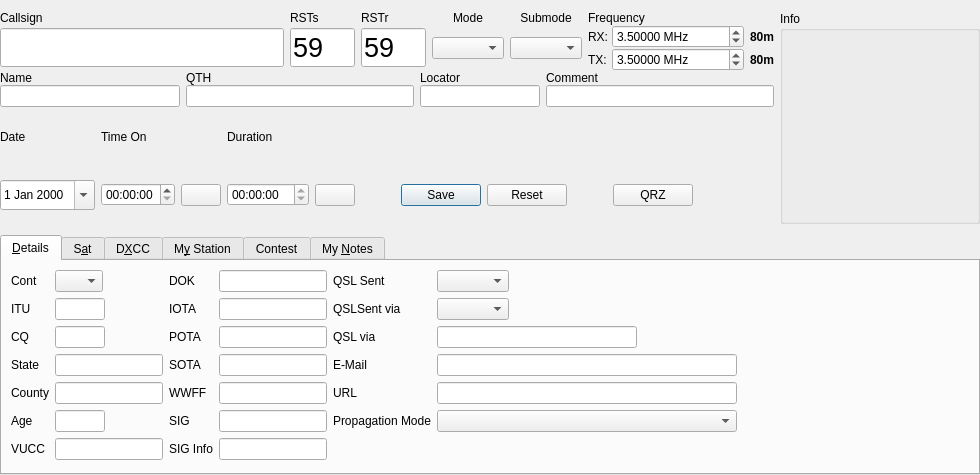
Above: ui/NewContactWidget.ui from k5mcd/QLog before the change. Below: the same form after it.
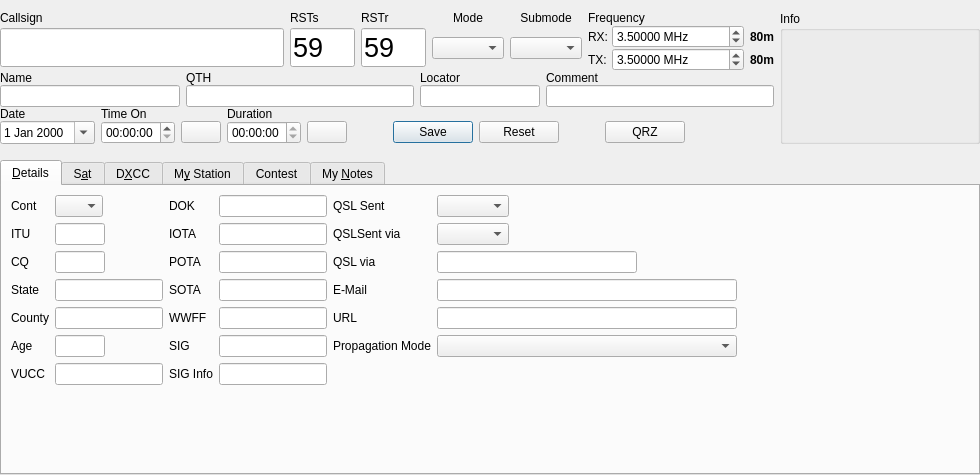
That is the form after the change. The open tabs and pages were chosen to show the change. Icons and pictures are not drawn. Custom widgets are drawn as their Qt base class.

Commit message: MainWindow Layout: Improved layout for large screens

Patch:
```diff
--- a/ui/NewContactWidget.ui
+++ b/ui/NewContactWidget.ui
@@ -532,6 +532,12 @@
          </item>
          <item row="0" column="0">
           <widget class="QLabel" name="dateLabel">
+           <property name="sizePolicy">
+            <sizepolicy hsizetype="Preferred" vsizetype="Fixed">
+             <horstretch>0</horstretch>
+             <verstretch>0</verstretch>
+            </sizepolicy>
+           </property>
            <property name="text">
             <string>Date</string>
            </property>
@@ -572,6 +578,12 @@
          </item>
          <item row="0" column="1">
           <widget class="QLabel" name="timeOnLabel">
+           <property name="sizePolicy">
+            <sizepolicy hsizetype="Preferred" vsizetype="Fixed">
+             <horstretch>0</horstretch>
+             <verstretch>0</verstretch>
+            </sizepolicy>
+           </property>
            <property name="text">
             <string>Time On</string>
            </property>
@@ -681,7 +693,7 @@
          <item row="1" column="3">
           <widget class="QStackedWidget" name="timeStackedWidget">
            <property name="sizePolicy">
-            <sizepolicy hsizetype="Minimum" vsizetype="Preferred">
+            <sizepolicy hsizetype="Fixed" vsizetype="Fixed">
              <horstretch>0</horstretch>
              <verstretch>0</verstretch>
             </sizepolicy>
@@ -752,6 +764,12 @@
              </property>
              <item>
               <widget class="QTimeEdit" name="timeDurationEdit">
+               <property name="sizePolicy">
+                <sizepolicy hsizetype="Fixed" vsizetype="Fixed">
+                 <horstretch>0</horstretch>
+                 <verstretch>0</verstretch>
+                </sizepolicy>
+               </property>
                <property name="focusPolicy">
                 <enum>Qt::NoFocus</enum>
                </property>
@@ -775,6 +793,12 @@
          </item>
          <item row="0" column="3">
           <widget class="QStackedWidget" name="timeLabelStackedWidget">
+           <property name="sizePolicy">
+            <sizepolicy hsizetype="Fixed" vsizetype="Fixed">
+             <horstretch>0</horstretch>
+             <verstretch>0</verstretch>
+            </sizepolicy>
+           </property>
            <property name="currentIndex">
             <number>0</number>
            </property>
@@ -823,6 +847,12 @@
              </property>
              <item>
               <widget class="QLabel" name="durationLabel">
+               <property name="sizePolicy">
+                <sizepolicy hsizetype="Fixed" vsizetype="Fixed">
+                 <horstretch>0</horstretch>
+                 <verstretch>0</verstretch>
+                </sizepolicy>
+               </property>
                <property name="text">
                 <string>Duration</string>
                </property>
@@ -838,6 +868,12 @@
      </item>
      <item>
       <widget class="QGroupBox" name="groupBox">
+       <property name="sizePolicy">
+        <sizepolicy hsizetype="Preferred" vsizetype="Preferred">
+         <horstretch>0</horstretch>
+         <verstretch>0</verstretch>
+        </sizepolicy>
+       </property>
        <property name="minimumSize">
         <size>
          <width>200</width>
@@ -1058,8 +1094,8 @@
      </property>
      <property name="sizeHint" stdset="0">
       <size>
-       <width>5</width>
-       <height>5</height>
+       <width>10</width>
+       <height>10</height>
       </size>
      </property>
     </spacer>
@@ -1067,7 +1103,7 @@
    <item>
     <widget class="QTabWidget" name="tabWidget_2">
      <property name="sizePolicy">
-      <sizepolicy hsizetype="Expanding" vsizetype="Minimum">
+      <sizepolicy hsizetype="Expanding" vsizetype="Expanding">
        <horstretch>0</horstretch>
        <verstretch>0</verstretch>
       </sizepolicy>
```
Left out of the diff: 16 changed lines with no effect on the pictures. The commit also changes 1 other file.
